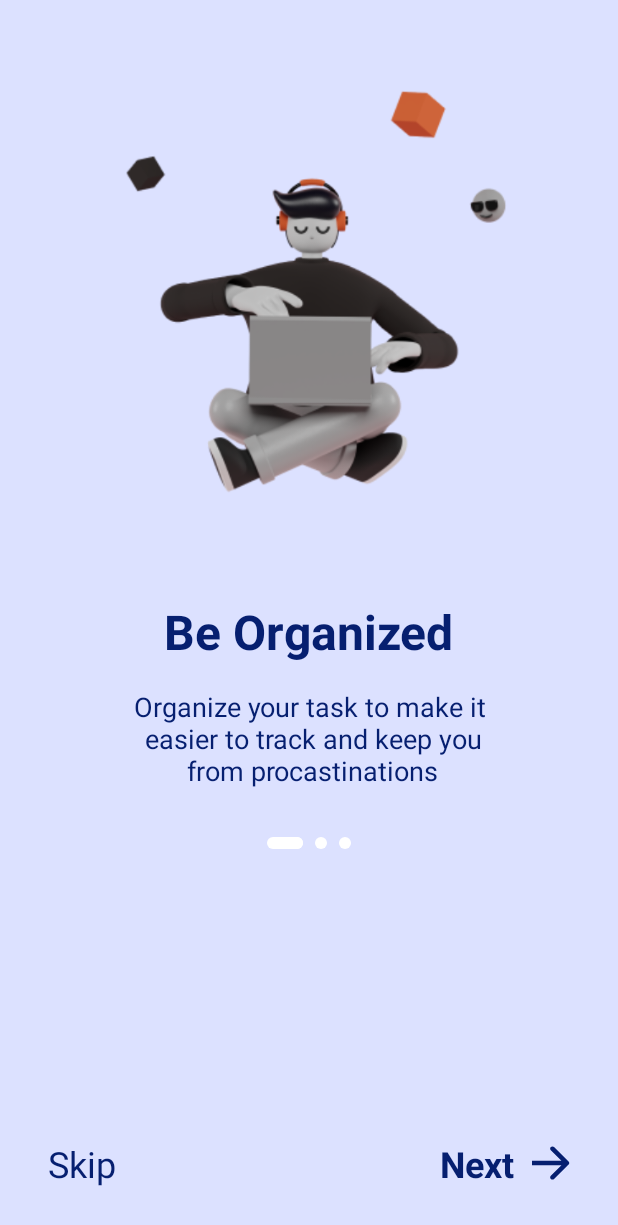
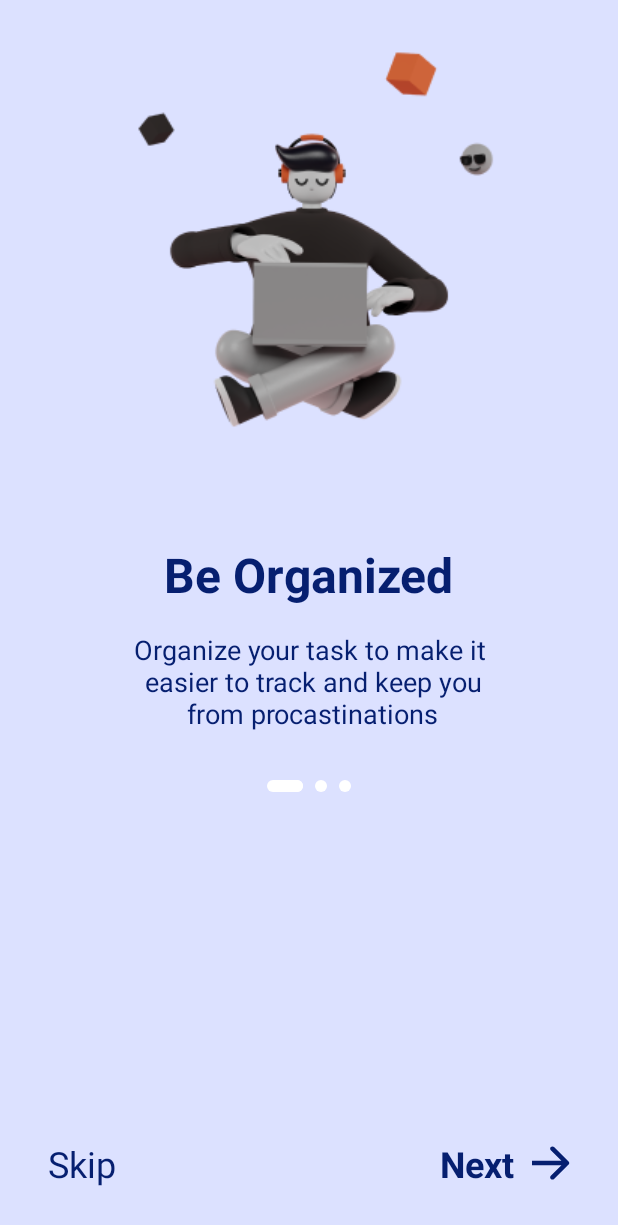
Before and after one commit to galihif/TaskMaster, an Android app: the screen it shows after launch (Intro1Activity), on a phone screen of 412 x 824 dp. Shown: the top 1225 px of the screen. Run offline under Robolectric (Android 15) with nearby library versions, the phone set to English and light mode, and no system bars; our stand-ins replace Firebase (no records; nobody signed in at launch, a user with empty details on screens opened directly); libraries missing offline, so code that uses them is left out: maes.tech.intentanim.

Commit message:
change intro image

```diff
--- a/app/src/main/res/layout/activity_intro1.xml
+++ b/app/src/main/res/layout/activity_intro1.xml
@@ -21,7 +21,7 @@
         android:id="@+id/textView5"
         android:layout_width="wrap_content"
         android:layout_height="wrap_content"
-        android:layout_marginTop="32dp"
+        android:layout_marginTop="64dp"
         android:text="@string/intro1_title"
         android:textColor="@color/blue_500"
         android:textSize="32sp"
--- a/app/src/main/res/layout/activity_intro2.xml
+++ b/app/src/main/res/layout/activity_intro2.xml
@@ -21,7 +21,7 @@
         android:id="@+id/textView6"
         android:layout_width="wrap_content"
         android:layout_height="wrap_content"
-        android:layout_marginTop="32dp"
+        android:layout_marginTop="64dp"
         android:text="@string/intro2_title"
         android:textColor="@color/blue_500"
         android:textSize="32sp"
--- a/app/src/main/res/layout/activity_intro3.xml
+++ b/app/src/main/res/layout/activity_intro3.xml
@@ -21,7 +21,7 @@
         android:id="@+id/textView4"
         android:layout_width="wrap_content"
         android:layout_height="wrap_content"
-        android:layout_marginTop="32dp"
+        android:layout_marginTop="64dp"
         android:text="@string/intro3_title"
         android:textColor="@color/blue_500"
         android:textSize="32sp"
```
Also changed, not shown: app/src/main/res/drawable/intro1_image.png, app/src/main/res/drawable/intro2_image.png, app/src/main/res/drawable/intro3_image.png.
